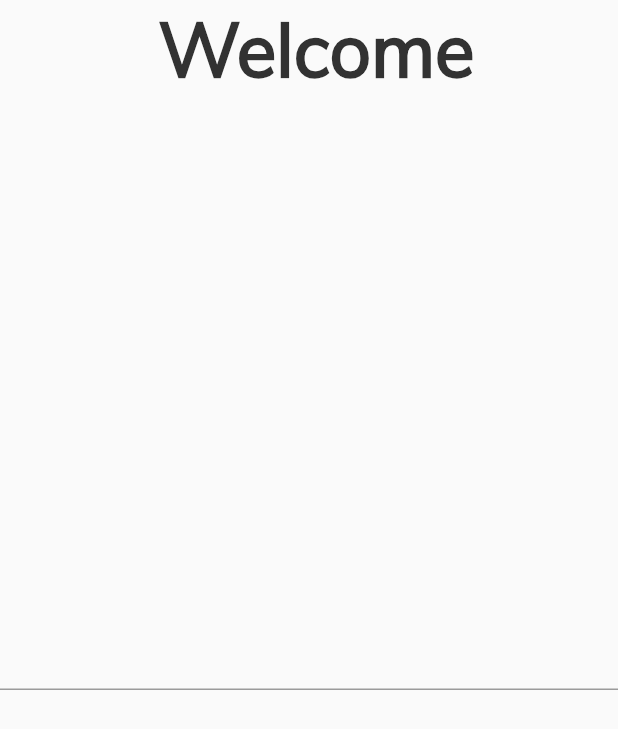
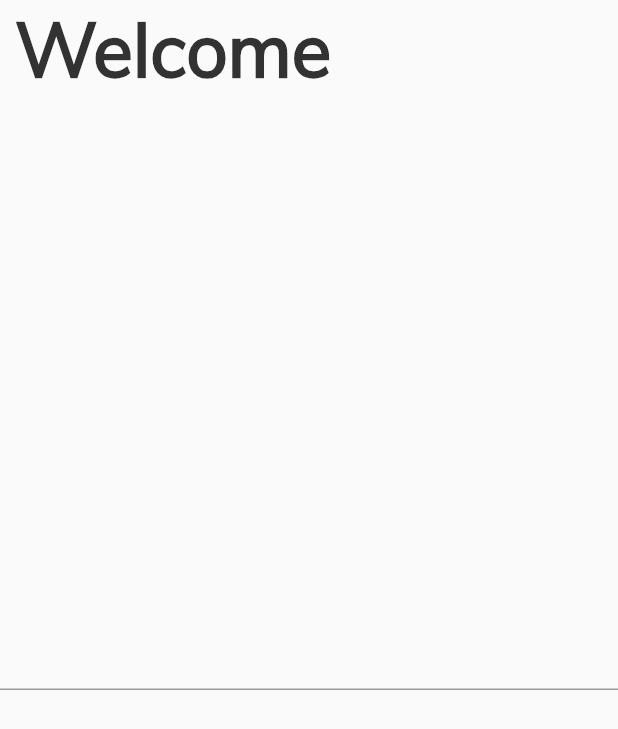
Before and after one commit to D-Coder135/crypto_application_project, a Flutter app: the screen it shows after launch, after a tap on the "arrow forward ios" icon, on a phone screen of 412 x 824 dp. Shown: the top 729 px of the screen. Run offline on Flutter 3.47's test engine with Material 2 defaults, Android fonts, the phone set to English and light mode, and no system bars.

Commit message:
add the alignment property for the Container() widget

```diff
--- a/lib/login_page.dart
+++ b/lib/login_page.dart
@@ -6,10 +6,10 @@ class LoginPage extends StatelessWidget {
     return SafeArea(
       child: Scaffold(
         body: Column(
-          mainAxisAlignment: MainAxisAlignment.spaceEvenly,
           children: <Widget>[
             Expanded(
               child: Container(
+                alignment: Alignment.topLeft,
                 padding: EdgeInsets.only(left: 10.0),
                 child: Text(
                   'Welcome',
```
